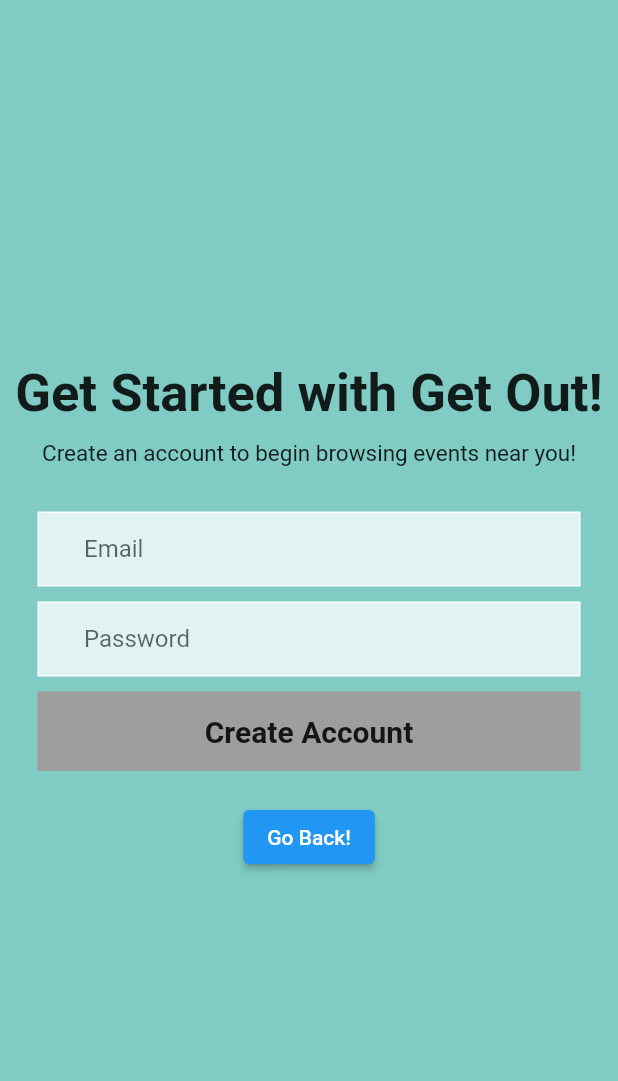
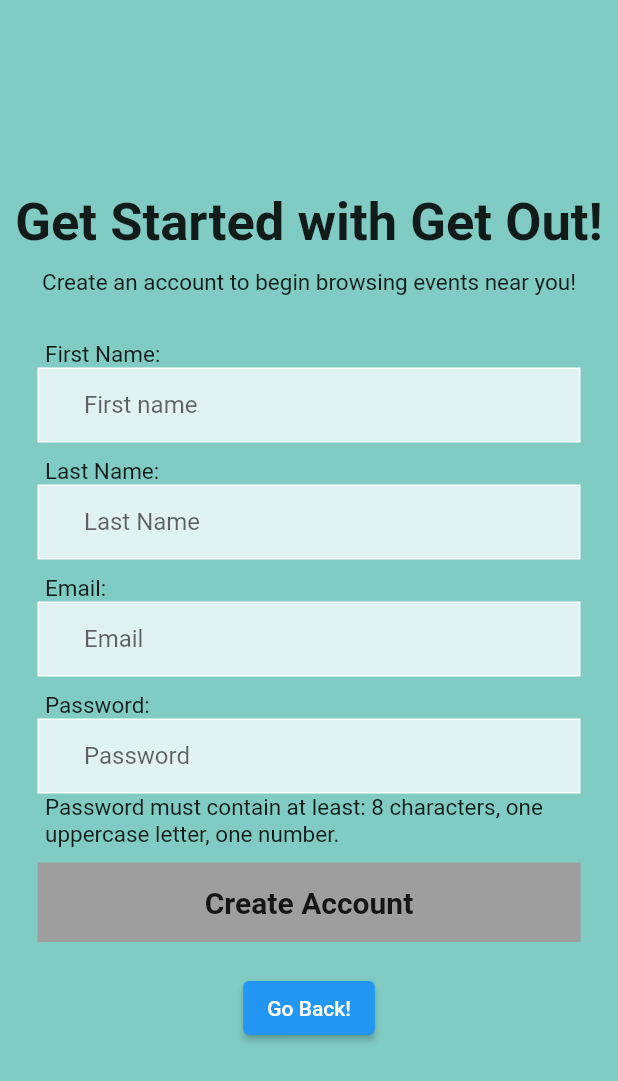
Before and after one commit to sergiovasquez122/491b, a Flutter app: the CreateAccountView screen opened by its route, on a phone screen of 412 x 824 dp. Shown: the top 1081 px of the screen. Run offline on Flutter 3.47's test engine with Material 2 defaults, Android fonts, the light colour scheme and no system bars; our stand-ins replace firebase_auth; accounts and stored records are empty.

Commit message:
Update create_account_view.dart
Finished the Create Account UI, including first name, last name, email, and password.

```diff
--- a/getoutapp/lib/ui/createaccount/create_account_view.dart
+++ b/getoutapp/lib/ui/createaccount/create_account_view.dart
@@ -26,7 +26,18 @@ class _CreateAccountView extends State<CreateAccountView> {
                 Text('Create an account to begin browsing events near you!',
                     style: TextStyle(fontSize: 15)),
                 SizedBox(height: 30),
-                // email text field
+                // first name text field
+                Align(
+                  alignment: Alignment.centerLeft,
+                  child: Padding(
+                    padding: const EdgeInsets.only(left: 30.0),
+                    child: Text(
+                      'First Name:',
+                      style: TextStyle(fontSize: 15),
+                      textAlign: TextAlign.left,
+                    ),
+                  ),
+                ),
                 Padding(
                   padding: const EdgeInsets.symmetric(horizontal: 25.0),
                   child: Container(
@@ -37,12 +48,82 @@ class _CreateAccountView extends State<CreateAccountView> {
                       padding: const EdgeInsets.only(left: 30.0),
                       child: TextField(
                           decoration: InputDecoration(
+                              border: InputBorder.none,
+                              hintText: 'First name')),
+                    ),
+                  ),
+                ),
+                SizedBox(height: 10),
+                // last name text field
+                Align(
+                  alignment: Alignment.centerLeft,
+                  child: Padding(
+                    padding: const EdgeInsets.only(left: 30.0),
+                    child: Text(
+                      'Last Name:',
+                      style: TextStyle(fontSize: 15),
+                      textAlign: TextAlign.left,
+                    ),
+                  ),
+                ),
+                Padding(
+                  padding: const EdgeInsets.symmetric(horizontal: 25.0),
+                  child: Container(
+                    decoration: BoxDecoration(
+                        color: Colors.teal[50],
+                        border: Border.all(color: Colors.white)),
+                    child: Padding(
+                      padding: const EdgeInsets.only(left: 30.0),
+                      child: TextField(
+                          obscureText:
+                              false, // does not hide text when inputting
+                          decoration: InputDecoration(
+                              border: InputBorder.none, hintText: 'Last Name')),
+                    ),
+                  ),
+                ),
+                SizedBox(height: 10),
+                // email text field
+                Align(
+                  alignment: Alignment.centerLeft,
+                  child: Padding(
+                    padding: const EdgeInsets.only(left: 30.0),
+                    child: Text(
+                      'Email:',
+                      style: TextStyle(fontSize: 15),
+                      textAlign: TextAlign.left,
+                    ),
+                  ),
+                ),
+                Padding(
+                  padding: const EdgeInsets.symmetric(horizontal: 25.0),
+                  child: Container(
+                    decoration: BoxDecoration(
+                        color: Colors.teal[50],
+                        border: Border.all(color: Colors.white)),
+                    child: Padding(
+                      padding: const EdgeInsets.only(left: 30.0),
+                      child: TextField(
+                          obscureText:
+                              false, // does not hide text when inputting
+                          decoration: InputDecoration(
                               border: InputBorder.none, hintText: 'Email')),
                     ),
                   ),
                 ),
                 SizedBox(height: 10),
                 // password text field
+                Align(
+                  alignment: Alignment.centerLeft,
+                  child: Padding(
+                    padding: const EdgeInsets.only(left: 30.0),
+                    child: Text(
+                      'Password:',
+                      style: TextStyle(fontSize: 15),
+                      textAlign: TextAlign.left,
+                    ),
+                  ),
+                ),
                 Padding(
                   padding: const EdgeInsets.symmetric(horizontal: 25.0),
                   child: Container(
@@ -59,8 +140,21 @@ class _CreateAccountView extends State<CreateAccountView> {
                     ),
                   ),
                 ),
+                Align(
+                  alignment: Alignment.centerLeft,
+                  child: Padding(
+                    padding: const EdgeInsets.only(left: 30.0),
+                    child: Text(
+                      'Password must contain at least: 8 characters, one uppercase letter, one number.',
+                      style: TextStyle(fontSize: 15),
+                      textAlign: TextAlign.left,
+                    ),
+                  ),
+                ),
+
+                // Create Account Finalizer Button
                 SizedBox(height: 10),
-                // sign in button
+                // create account button
                 Padding(
                     padding: const EdgeInsets.symmetric(horizontal: 25.0),
                     child: Container(
@@ -75,21 +169,7 @@ class _CreateAccountView extends State<CreateAccountView> {
                     )),
                 SizedBox(height: 20),
 
-                // Not necessary for Create Account Page
-                // First time? Register Now
-                // Row(
-                //   mainAxisAlignment: MainAxisAlignment.center,
-                //   children: [
-                //     Text('First time here?'),
-                //     Text(' Create account now',
-                //         style: TextStyle(
-                //           color: Colors.white,
-                //           fontWeight: FontWeight.bold,
-                //         ))
-                //   ],
-                // )
-
-                // Test Buttonn
+                // Go Back Button
                 Padding(
                     padding: const EdgeInsets.symmetric(horizontal: 25.0),
                     child: ElevatedButton(
@@ -98,7 +178,7 @@ class _CreateAccountView extends State<CreateAccountView> {
                       },
                       child: const Text('Go Back!'),
                     )),
-                // Test Button
+                // Go Back Button
               ],
             ),
           ),
```
